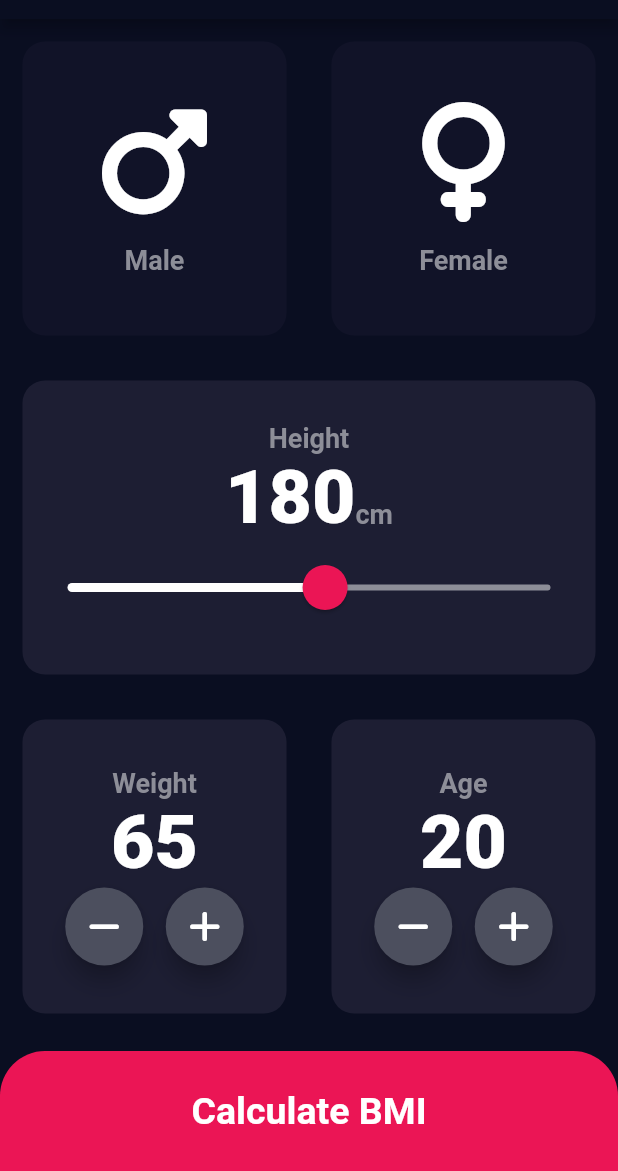
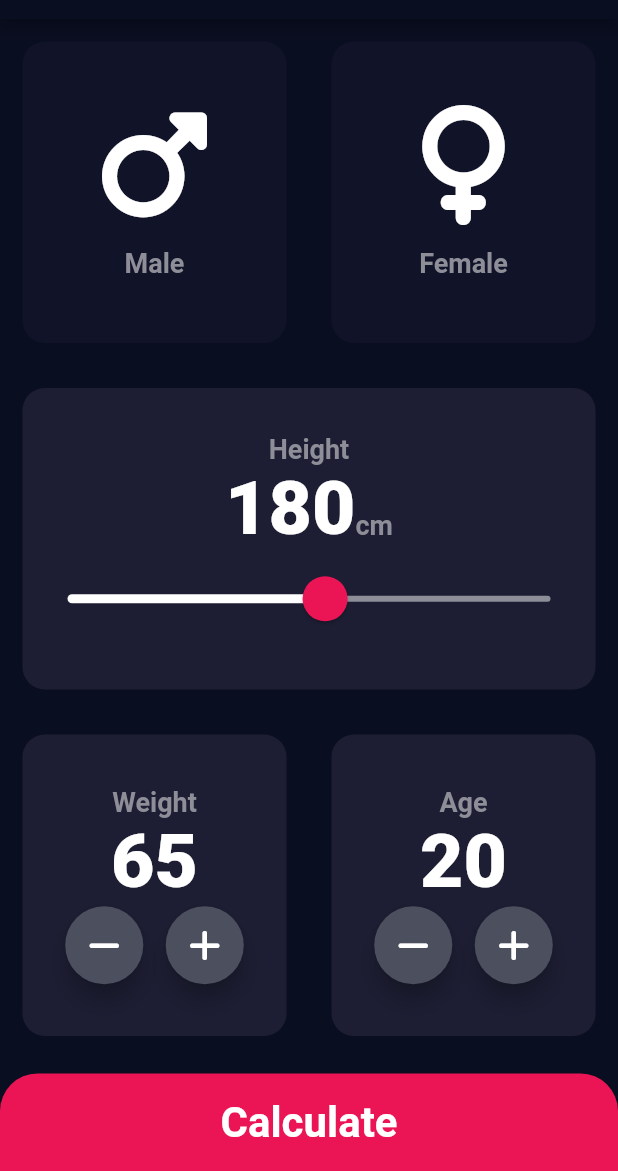
Before and after one commit to Ahmad-Sheikh/bmi_calculator_flutter, a Flutter app: the screen it shows after launch, on a phone screen of 412 x 824 dp, the part 65-1236 px from its top. Run offline on Flutter 3.47's test engine with Material 2 defaults, Android fonts, the phone set to English and light mode, and no system bars; our stand-ins replace font_awesome_flutter.

```diff
--- /dev/null
+++ b/lib/components/bottom_button_widget.dart
@@ -0,0 +1,33 @@
+import 'package:flutter/material.dart';
+import '../screens/constant.dart';
+
+class BottomButton extends StatelessWidget {
+  BottomButton({required this.onTaps, required this.buttonTitle});
+  final VoidCallback? onTaps;
+  final String buttonTitle;
+
+  @override
+  Widget build(BuildContext context) {
+    return GestureDetector(
+      onTap: onTaps,
+      child: Container(
+        height: kBottomContainerHeight,
+        width: double.infinity,
+        decoration: const BoxDecoration(
+          borderRadius: BorderRadius.only(
+            topRight: Radius.circular(25),
+            topLeft: Radius.circular(25),
+          ),
+          color: kBottomContainerColor,
+        ),
+        margin: const EdgeInsets.only(top: 10),
+        child: Center(
+          child: Text(
+            buttonTitle,
+            style: kLargeButtonTextStyle,
+          ),
+        ),
+      ),
+    );
+  }
+}
--- a/lib/constant.dart
+++ /dev/null
@@ -1,16 +0,0 @@
-import 'package:flutter/material.dart';
-
-const kBottomContainerHeight = 80.0;
-const kBottomContainerColor = Color(0xffEB1555);
-const kActiveCardColor = Color(0xff1D1E33);
-const kInactiveCardColor = Color(0xff111328);
-const kLabelTextStyle = TextStyle(
-  fontSize: 18,
-  fontWeight: FontWeight.bold,
-  color: Color(0xff8D8E98),
-);
-const kNumberTextStyle = TextStyle(
-  fontSize: 50,
-  fontWeight: FontWeight.w900,
-  color: Colors.white,
-);
--- a/lib/main.dart
+++ b/lib/main.dart
@@ -1,6 +1,6 @@
 import 'package:flutter/material.dart';
 
-import 'home.dart';
+import 'screens/home.dart';
 
 void main() {
   runApp(const MyApp());
--- /dev/null
+++ b/lib/screens/constant.dart
@@ -0,0 +1,35 @@
+import 'package:flutter/material.dart';
+
+const kBottomContainerHeight = 65.0;
+const kBottomContainerColor = Color(0xffEB1555);
+const kActiveCardColor = Color(0xff1D1E33);
+const kInactiveCardColor = Color(0xff111328);
+const kLabelTextStyle = TextStyle(
+  fontSize: 18,
+  fontWeight: FontWeight.bold,
+  color: Color(0xff8D8E98),
+);
+const kNumberTextStyle = TextStyle(
+  fontSize: 50,
+  fontWeight: FontWeight.w900,
+  color: Colors.white,
+);
+const kLargeButtonTextStyle = TextStyle(
+  fontSize: 28,
+  fontWeight: FontWeight.bold,
+  color: Colors.white,
+);
+const kResultTextStyle = TextStyle(
+  fontSize: 22,
+  fontWeight: FontWeight.bold,
+  color: Color(0xff24D876),
+);
+const kBMITextStyle = TextStyle(
+  fontSize: 100,
+  fontWeight: FontWeight.bold,
+  color: Colors.white,
+);
+const kBodyTextStyle = TextStyle(
+  fontSize: 22,
+  color: Colors.white,
+);
--- a/lib/home.dart
+++ b/lib/screens/home.dart
@@ -1,9 +1,11 @@
-import 'package:bmi_calculator/roundicon_button_widget.dart';
+import 'package:bmi_calculator/screens/result_screen.dart';
+import 'package:bmi_calculator/components/roundicon_button_widget.dart';
 import 'package:flutter/material.dart';
 import 'package:font_awesome_flutter/font_awesome_flutter.dart';
-import 'container_widget.dart';
-import 'container_content_widget.dart';
+import '../components/container_widget.dart';
+import '../components/container_content_widget.dart';
 import 'constant.dart';
+import '../components/bottom_button_widget.dart';
 
 int heights = 180;
 int weights = 65;
@@ -82,7 +84,7 @@ class _HomeState extends State<Home> {
                     containerChild: Column(
                       mainAxisAlignment: MainAxisAlignment.center,
                       children: [
-                        Text(
+                        const Text(
                           'Height',
                           style: kLabelTextStyle,
                         ),
@@ -95,7 +97,7 @@ class _HomeState extends State<Home> {
                               heights.toString(),
                               style: kNumberTextStyle,
                             ),
-                            Text(
+                            const Text(
                               "cm",
                               style: kLabelTextStyle,
                             )
@@ -104,13 +106,13 @@ class _HomeState extends State<Home> {
                         SliderTheme(
                           data: SliderTheme.of(context).copyWith(
                             activeTrackColor: Colors.white,
-                            inactiveTrackColor: Color(0xff8D8E98),
-                            thumbColor: Color(0xffEB1555),
-                            overlayColor: Color(0x29EB1555),
-                            thumbShape: RoundSliderThumbShape(
+                            inactiveTrackColor: const Color(0xff8D8E98),
+                            thumbColor: const Color(0xffEB1555),
+                            overlayColor: const Color(0x29EB1555),
+                            thumbShape: const RoundSliderThumbShape(
                               enabledThumbRadius: 15.0,
                             ),
-                            overlayShape: RoundSliderOverlayShape(
+                            overlayShape: const RoundSliderOverlayShape(
                               overlayRadius: 30.0,
                             ),
                           ),
@@ -143,7 +145,7 @@ class _HomeState extends State<Home> {
                     containerChild: Column(
                       mainAxisAlignment: MainAxisAlignment.center,
                       children: [
-                        Text('Weight', style: kLabelTextStyle),
+                        const Text('Weight', style: kLabelTextStyle),
                         Text(weights.toString(), style: kNumberTextStyle),
                         Row(
                           mainAxisAlignment: MainAxisAlignment.center,
@@ -182,7 +184,7 @@ class _HomeState extends State<Home> {
                     containerChild: Column(
                       mainAxisAlignment: MainAxisAlignment.center,
                       children: [
-                        Text('Age', style: kLabelTextStyle),
+                        const Text('Age', style: kLabelTextStyle),
                         Text(ages.toString(), style: kNumberTextStyle),
                         Row(
                           mainAxisAlignment: MainAxisAlignment.center,
@@ -215,27 +217,12 @@ class _HomeState extends State<Home> {
               ],
             ),
           ),
-          Container(
-            height: kBottomContainerHeight,
-            width: double.infinity,
-            decoration: const BoxDecoration(
-              borderRadius: BorderRadius.only(
-                topRight: Radius.circular(30),
-                topLeft: Radius.circular(30),
-              ),
-              color: kBottomContainerColor,
-            ),
-            margin: const EdgeInsets.only(top: 10),
-            child: const Center(
-              child: Text(
-                "Calculate BMI",
-                style: TextStyle(
-                  fontSize: 25,
-                  fontWeight: FontWeight.bold,
-                  color: Colors.white,
-                ),
-              ),
-            ),
+          BottomButton(
+            buttonTitle: "Calculate",
+            onTaps: () {
+              Navigator.push(context,
+                  MaterialPageRoute(builder: (context) => ResultScreen()));
+            },
           ),
         ],
       ),
```
Also changed, not shown: lib/screens/result_screen.dart (added, +72 -0 lines), lib/components/container_content_widget.dart (renamed from lib/container_content_widget.dart), lib/components/container_widget.dart (renamed from lib/container_widget.dart), lib/components/roundicon_button_widget.dart (renamed from lib/roundicon_button_widget.dart).
